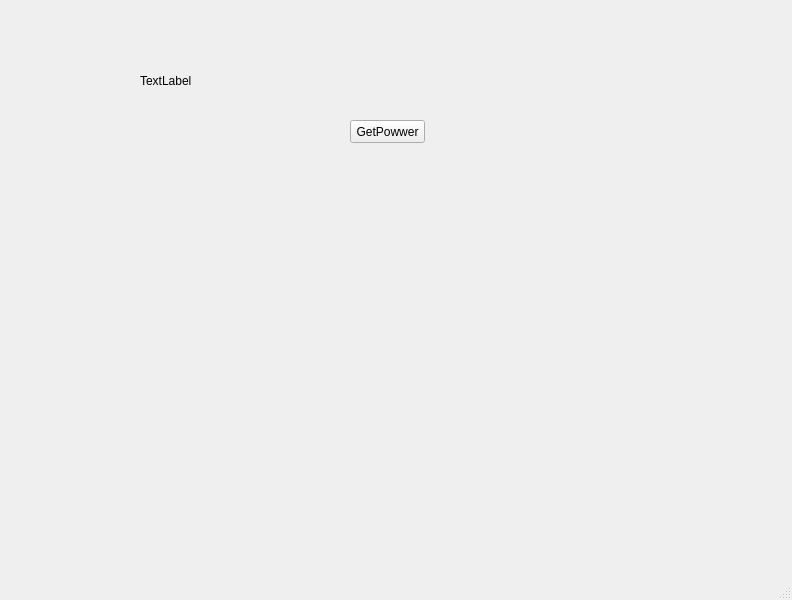
VincentBezold/Control-of-measurement-setup, file UIWindow.ui: the form before one commit.
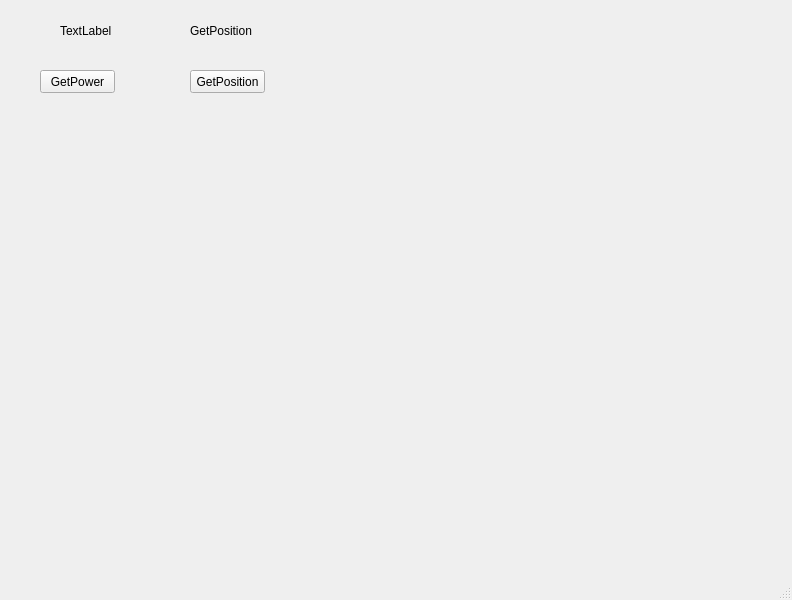
The form after the commit.

```diff
--- a/UIWindow.ui
+++ b/UIWindow.ui
@@ -17,8 +17,8 @@
    <widget class="QLabel" name="Label1">
     <property name="geometry">
      <rect>
-      <x>140</x>
-      <y>60</y>
+      <x>60</x>
+      <y>10</y>
       <width>141</width>
       <height>41</height>
      </rect>
@@ -30,14 +30,40 @@
    <widget class="QPushButton" name="pushButton">
     <property name="geometry">
      <rect>
-      <x>350</x>
-      <y>120</y>
+      <x>40</x>
+      <y>70</y>
       <width>75</width>
       <height>23</height>
      </rect>
     </property>
     <property name="text">
-     <string>GetPowwer</string>
+     <string>GetPower</string>
+    </property>
+   </widget>
+   <widget class="QLabel" name="Label1_2">
+    <property name="geometry">
+     <rect>
+      <x>190</x>
+      <y>10</y>
+      <width>141</width>
+      <height>41</height>
+     </rect>
+    </property>
+    <property name="text">
+     <string>GetPosition</string>
+    </property>
+   </widget>
+   <widget class="QPushButton" name="pushButton_2">
+    <property name="geometry">
+     <rect>
+      <x>190</x>
+      <y>70</y>
+      <width>75</width>
+      <height>23</height>
+     </rect>
+    </property>
+    <property name="text">
+     <string>GetPosition</string>
     </property>
    </widget>
   </widget>
```
